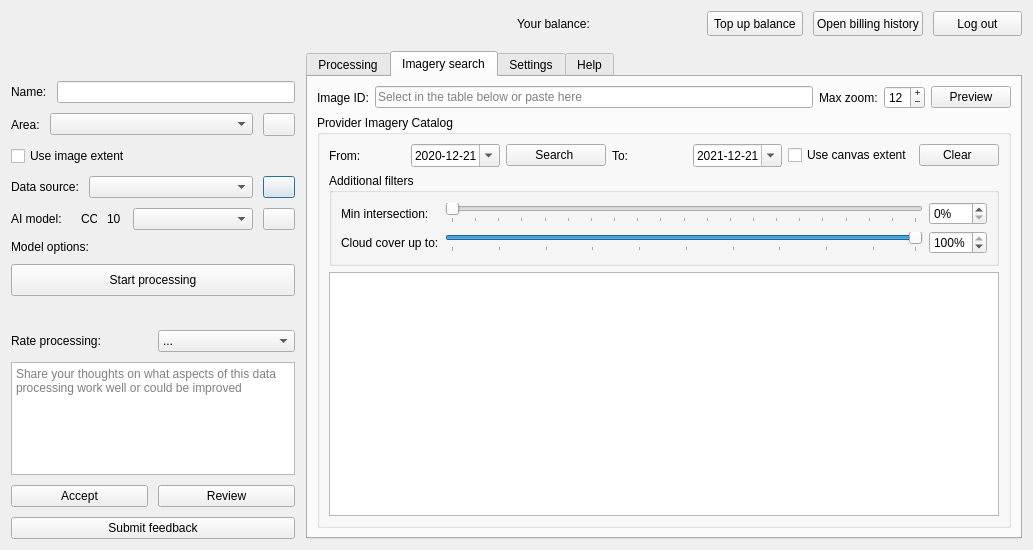
Above: mapflow/dialogs/static/ui/main_dialog.ui from Geoalert/mapflow-qgis before the change. Below: the same form after it.
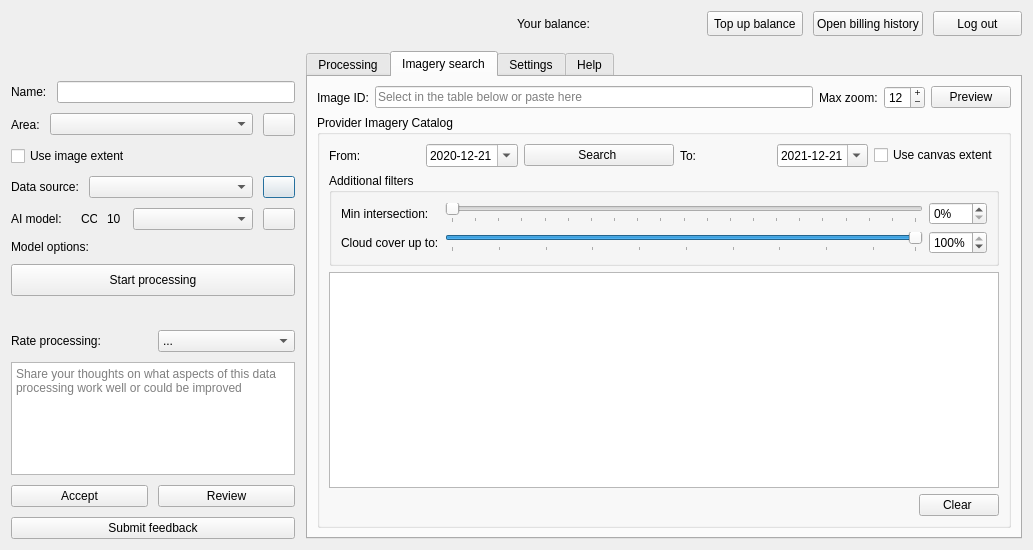
That is the form after the change. The open tabs and pages were chosen to show the change. Icons and pictures are not drawn. Custom widgets are drawn as their Qt base class.

Commit message: fix links, move Clear button under the table

What changed in the file:
```diff
--- a/mapflow/dialogs/static/ui/main_dialog.ui
+++ b/mapflow/dialogs/static/ui/main_dialog.ui
@@ -1074,7 +1074,7 @@
                </layout>
               </item>
               <item row="0" column="0">
-               <layout class="QHBoxLayout" name="layoutMetadataDatetime" stretch="0,0,1,0,0,0,0">
+               <layout class="QHBoxLayout" name="layoutMetadataDatetime" stretch="0,0,0,0,0,0">
                 <item>
                  <widget class="QLabel" name="labelFrom">
                   <property name="toolTip">
@@ -1121,6 +1121,18 @@
                 </item>
                 <item>
                  <widget class="QPushButton" name="getMetadata">
+                  <property name="sizePolicy">
+                   <sizepolicy hsizetype="Fixed" vsizetype="Fixed">
+                    <horstretch>0</horstretch>
+                    <verstretch>0</verstretch>
+                   </sizepolicy>
+                  </property>
+                  <property name="minimumSize">
+                   <size>
+                    <width>150</width>
+                    <height>0</height>
+                   </size>
+                  </property>
                   <property name="maximumSize">
                    <size>
                     <width>100</width>
@@ -1192,15 +1204,27 @@
                   </property>
                  </widget>
                 </item>
-                <item>
-                 <widget class="QPushButton" name="clearSearch">
-                  <property name="text">
-                   <string>Clear </string>
-                  </property>
-                 </widget>
-                </item>
                </layout>
               </item>
+              <item row="3" column="0" alignment="Qt::AlignRight">
+               <widget class="QPushButton" name="clearSearch">
+                <property name="sizePolicy">
+                 <sizepolicy hsizetype="Fixed" vsizetype="Fixed">
+                  <horstretch>0</horstretch>
+                  <verstretch>0</verstretch>
+                 </sizepolicy>
+                </property>
+                <property name="minimumSize">
+                 <size>
+                  <width>0</width>
+                  <height>0</height>
+                 </size>
+                </property>
+                <property name="text">
+                 <string>Clear </string>
+                </property>
+               </widget>
+              </item>
               <item row="1" column="0">
                <widget class="QgsCollapsibleGroupBox" name="metadataFilters">
                 <property name="toolTip">
```
The commit also changes 1 other file.
